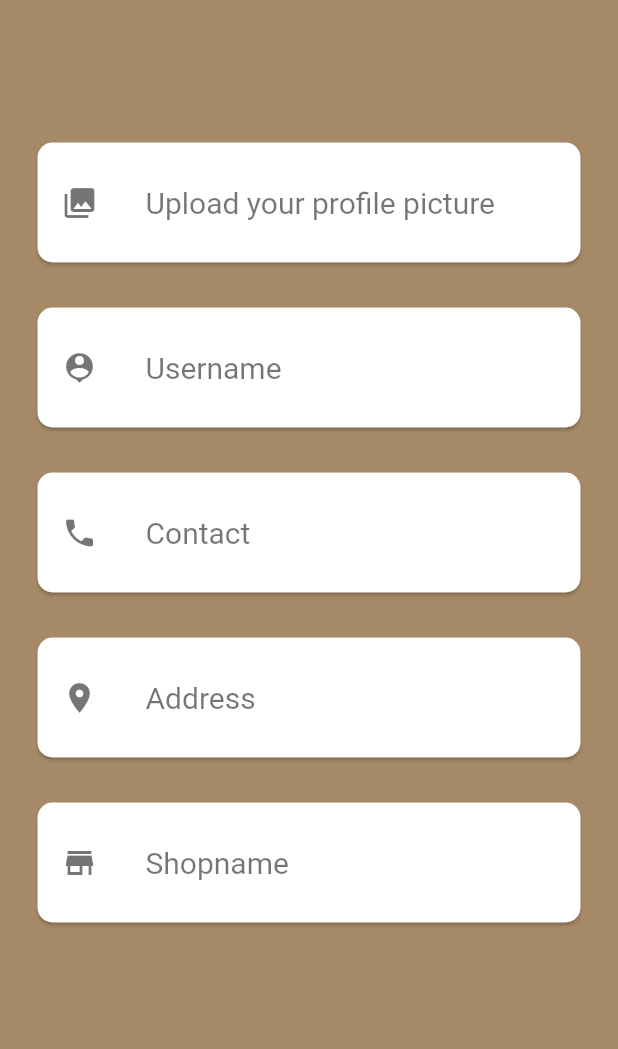
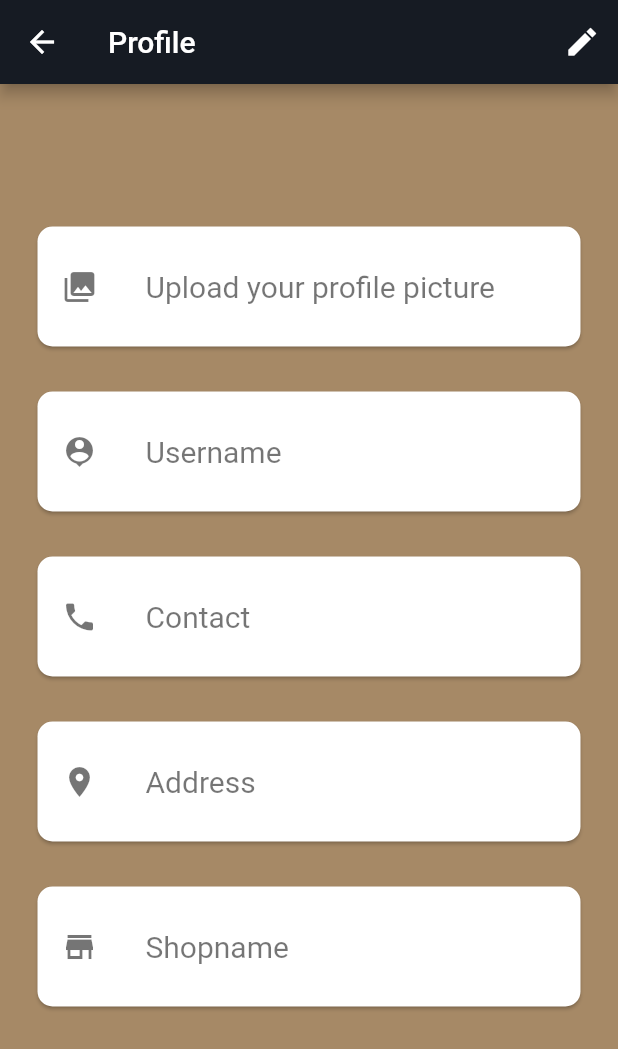
Before and after one commit to Ishfakur-Rahman/e-cafe-project-university, a Flutter app: the SettingsScreen screen opened directly, after a tap on "Account", on a phone screen of 412 x 824 dp. Shown: the top 1049 px of the screen. Run offline on Flutter 3.47's test engine with Material 2 defaults, Android fonts, the phone set to English and light mode, and no system bars; our stand-ins replace flutter_svg, font_awesome_flutter, get, google_fonts, hive, hive_flutter and 2 more; missing offline and left inert: dart:html; accounts and stored records are empty.

Commit message:
Fixed the issue

```diff
--- a/lib/setting_page.dart
+++ b/lib/setting_page.dart
@@ -28,7 +28,7 @@ class SettingsScreen extends StatelessWidget {
                       color: Color(0xFF63554b),
                       child: ListTile(
                         onTap: () {
-                          Get.to(() => const UserInfo(edit: false,));
+                          Get.to(() => UserInfo());
                         },
                         title: const Text(
                           'Account',
@@ -926,15 +926,51 @@ class _ChangeLanguageState extends State<ChangeLanguage> {
 }
 
 class UserInfo extends StatefulWidget {
-  const UserInfo({required edit});
-
-  final bool edit;
-  if(edit==true){
-    @override
-    _UserInfoEditState createState() => _UserInfoEditState();
-  }
   @override
   _UserInfoState createState() => _UserInfoState();
+}
+
+class _UserInfoState extends State<UserInfo> {
+  @override
+  Widget build(BuildContext context) {
+    return Scaffold(
+        appBar: AppBar(
+          leading: const Icon(Icons.arrow_back),
+          title: const Text('Profile'),
+          actions: [
+            IconButton(
+                onPressed: () {
+                  Get.to(() => _UserInfoEditState());
+                },
+                icon: Icon(Icons.edit_sharp)),
+          ],
+        ),
+        backgroundColor: Color(0xffa68966),
+        body: SingleChildScrollView(
+          child:
+              Column(crossAxisAlignment: CrossAxisAlignment.center, children: [
+            SizedBox(
+              height: 80,
+            ),
+            InfoCard(
+                text: 'Upload your profile picture',
+                icon: Icons.collections,
+                onPressed: () async {}),
+            InfoCard(
+                text: 'Username',
+                icon: Icons.person_pin,
+                onPressed: () async {}),
+            InfoCard(
+                text: 'Contact', icon: Icons.phone, onPressed: () async {}),
+            InfoCard(
+                text: 'Address',
+                icon: Icons.location_on,
+                onPressed: () async {}),
+            InfoCard(
+                text: 'Shopname', icon: Icons.store, onPressed: () async {}),
+          ]),
+        ));
+  }
 }
 
 class _UserInfoEditState extends State<UserInfo> {
@@ -968,40 +1004,6 @@ class _UserInfoEditState extends State<UserInfo> {
         ));
   }
 }
-
-class _UserInfoState extends State<UserInfo> {
-  @override
-  Widget build(BuildContext context) {
-    return Scaffold(
-        backgroundColor: Color(0xffa68966),
-        body: SingleChildScrollView(
-          child:
-              Column(crossAxisAlignment: CrossAxisAlignment.center, children: [
-            SizedBox(
-              height: 80,
-            ),
-                InfoCard(
-                  text: 'Upload your profile picture',
-                  icon: Icons.collections,
-                  onPressed: () async {}),
-                InfoCard(
-                    text: 'Username',
-                    icon: Icons.person_pin,
-                    onPressed: () async {}),
-                InfoCard(
-                    text: 'Contact', icon: Icons.phone, onPressed: () async {}),
-                InfoCard(
-                    text: 'Address',
-                    icon: Icons.location_on,
-                    onPressed: () async {}),
-                InfoCard(
-                text: 'Shopname', icon: Icons.store, onPressed: () async {}),
-          ]),
-        ));
-  }
-}
-
-
 
 class InfoCard extends StatelessWidget {
   // the values we need
```
Lines whose indentation alone changed are shown as unchanged.
